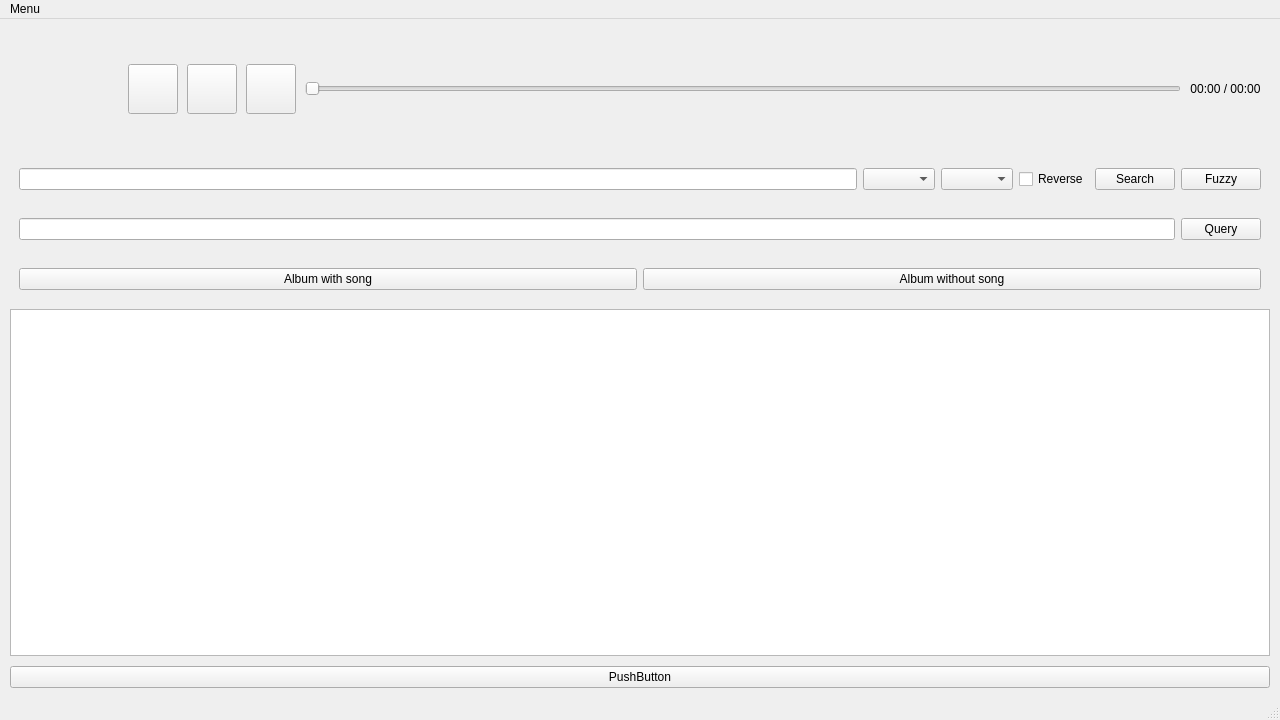
Before: the Qt Designer form mainwindow.ui in HMKRL/PyQt-MusicPlayer, drawn with Qt 5.
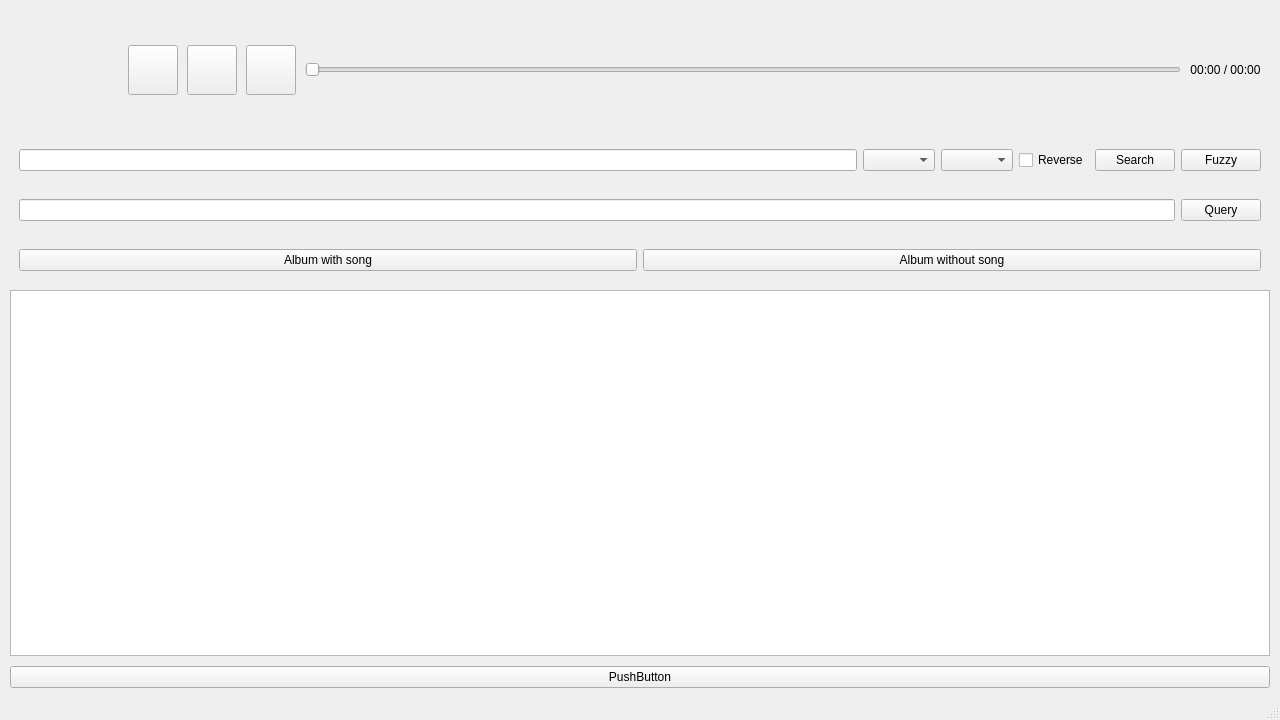
After: the same form once the commit is applied.

Commit message: Finished albumart view

What changed in the file:
```diff
--- a/mainwindow.ui
+++ b/mainwindow.ui
@@ -282,23 +282,6 @@
     </item>
    </layout>
   </widget>
-  <widget class="QMenuBar" name="menubar">
-   <property name="geometry">
-    <rect>
-     <x>0</x>
-     <y>0</y>
-     <width>1280</width>
-     <height>27</height>
-    </rect>
-   </property>
-   <widget class="QMenu" name="menuMenu">
-    <property name="title">
-     <string>Menu</string>
-    </property>
-    <addaction name="actionTest"/>
-   </widget>
-   <addaction name="menuMenu"/>
-  </widget>
   <widget class="QStatusBar" name="statusbar"/>
   <action name="actionTest">
    <property name="text">
```
The commit also changes 2 other files.
